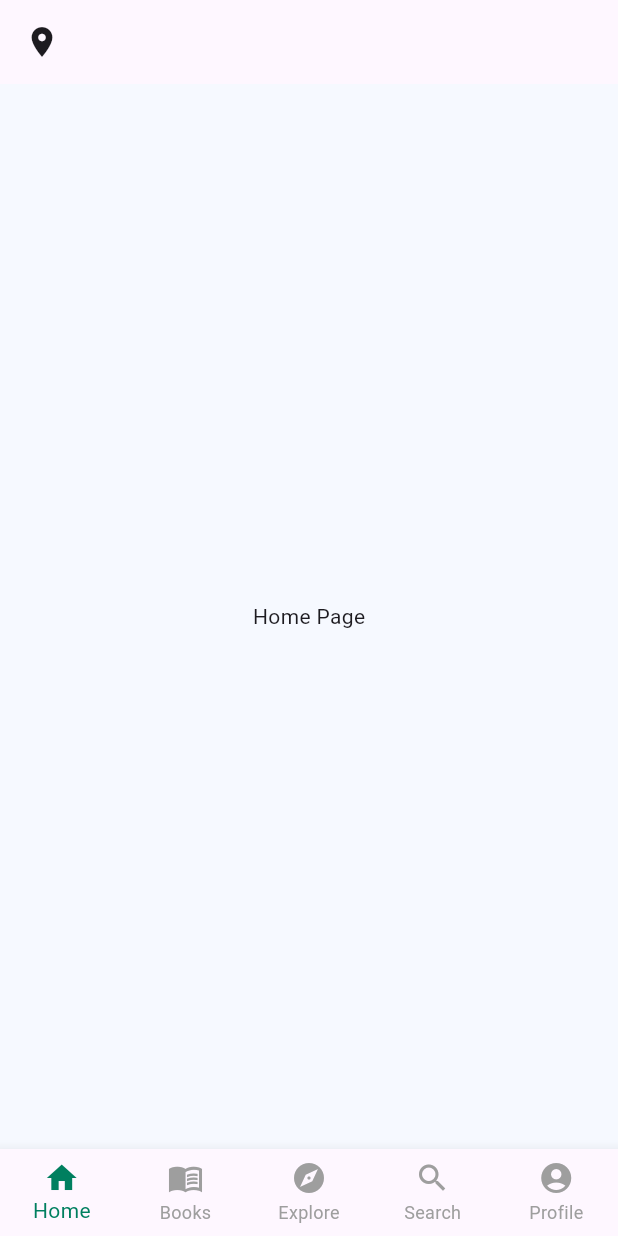
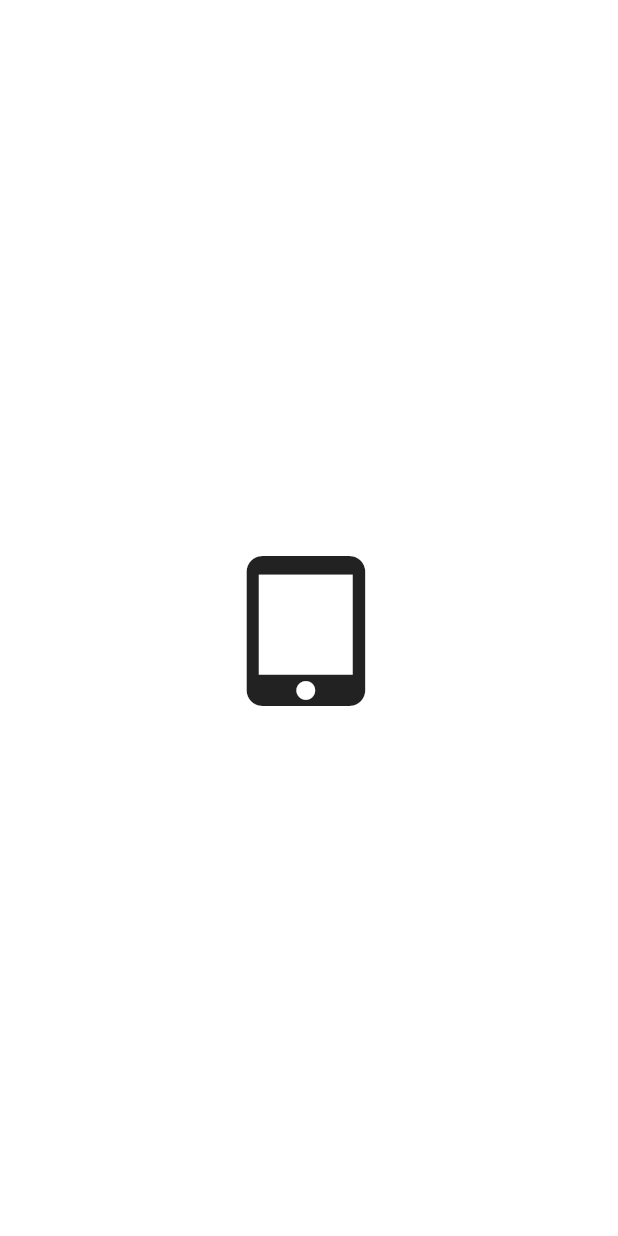
Before and after one commit to hpzynha/readie, a Flutter app: the first screen one second after launch, on a phone screen of 412 x 824 dp. Run offline on Flutter 3.47's test engine with Material 3 defaults, Android fonts, the phone set to English and light mode, and no system bars; drawn by our look-alikes of animated_splash_screen.

Commit message:
add splash page

```diff
--- a/lib/main.dart
+++ b/lib/main.dart
@@ -1,5 +1,5 @@
 import 'package:flutter/material.dart';
-import 'package:readie/pages/bottom_appbar_controller.dart';
+import 'package:readie/pages/splash_page.dart';
 
 void main() {
   runApp(const MyApp());
@@ -15,7 +15,7 @@ class MyApp extends StatelessWidget {
       theme: ThemeData(
         useMaterial3: true,
       ),
-      home: const BottomAppbarController(),
+      home: const SplashPage(),
     );
   }
 }
--- a/lib/pages/books_page.dart
+++ b/lib/pages/books_page.dart
@@ -5,7 +5,7 @@ class BooksPage extends StatelessWidget {
 
   @override
   Widget build(BuildContext context) {
-    return Center(
+    return const Center(
       child: Text('Books page'),
     );
   }
--- a/lib/pages/explore_page.dart
+++ b/lib/pages/explore_page.dart
@@ -50,7 +50,7 @@ class _ExplorePageState extends State<ExplorePage> {
                             height: 100,
                             decoration: BoxDecoration(
                                 borderRadius: BorderRadius.circular(8),
-                                image: DecorationImage(
+                                image: const DecorationImage(
                                     image: AssetImage(
                                         'lib/assets/images/bacheloretteNumberFive.jpeg'),
                                     fit: BoxFit.cover)),
--- a/lib/pages/home_page.dart
+++ b/lib/pages/home_page.dart
@@ -5,7 +5,7 @@ class HomePage extends StatelessWidget {
 
   @override
   Widget build(BuildContext context) {
-    return Center(
+    return const Center(
       child: Text('Home Page'),
     );
   }
--- a/lib/pages/profile_page.dart
+++ b/lib/pages/profile_page.dart
@@ -10,7 +10,7 @@ class ProfilePage extends StatefulWidget {
 class _ProfilePageState extends State<ProfilePage> {
   @override
   Widget build(BuildContext context) {
-    return Center(
+    return const Center(
       child: Text('Profile page'),
     );
   }
--- a/lib/pages/search_page.dart
+++ b/lib/pages/search_page.dart
@@ -10,7 +10,7 @@ class SearchPage extends StatefulWidget {
 class _SearchPageState extends State<SearchPage> {
   @override
   Widget build(BuildContext context) {
-    return Center(
+    return const Center(
       child: Text('Search page'),
     );
   }
--- /dev/null
+++ b/lib/pages/splash_page.dart
@@ -0,0 +1,27 @@
+import 'package:animated_splash_screen/animated_splash_screen.dart';
+import 'package:flutter/material.dart';
+import 'package:readie/pages/bottom_appbar_controller.dart';
+
+class SplashPage extends StatefulWidget {
+  const SplashPage({super.key});
+
+  @override
+  State<SplashPage> createState() => _SplashPageState();
+}
+
+class _SplashPageState extends State<SplashPage> {
+  @override
+  Widget build(BuildContext context) {
+    return Center(
+      child: AnimatedSplashScreen(
+        splash: const Icon(
+          Icons.tablet_mac_rounded,
+          size: 100,
+        ),
+        duration: 2500,
+        nextScreen: const BottomAppbarController(),
+        splashTransition: SplashTransition.fadeTransition,
+      ),
+    );
+  }
+}
--- a/pubspec.yaml
+++ b/pubspec.yaml
@@ -35,6 +35,7 @@ dependencies:
   # The following adds the Cupertino Icons font to your application.
   # Use with the CupertinoIcons class for iOS style icons.
   cupertino_icons: ^1.0.6
+  animated_splash_screen: ^1.3.0
 
 dev_dependencies:
   flutter_test:
```
Also changed, not shown: pubspec.lock.
